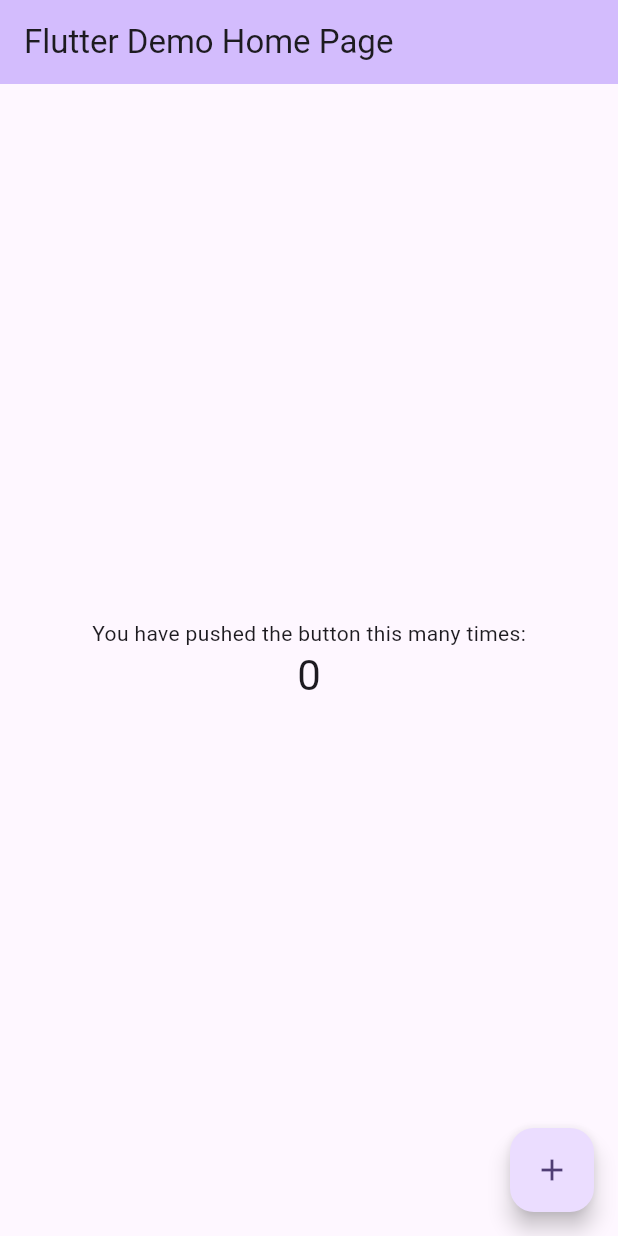
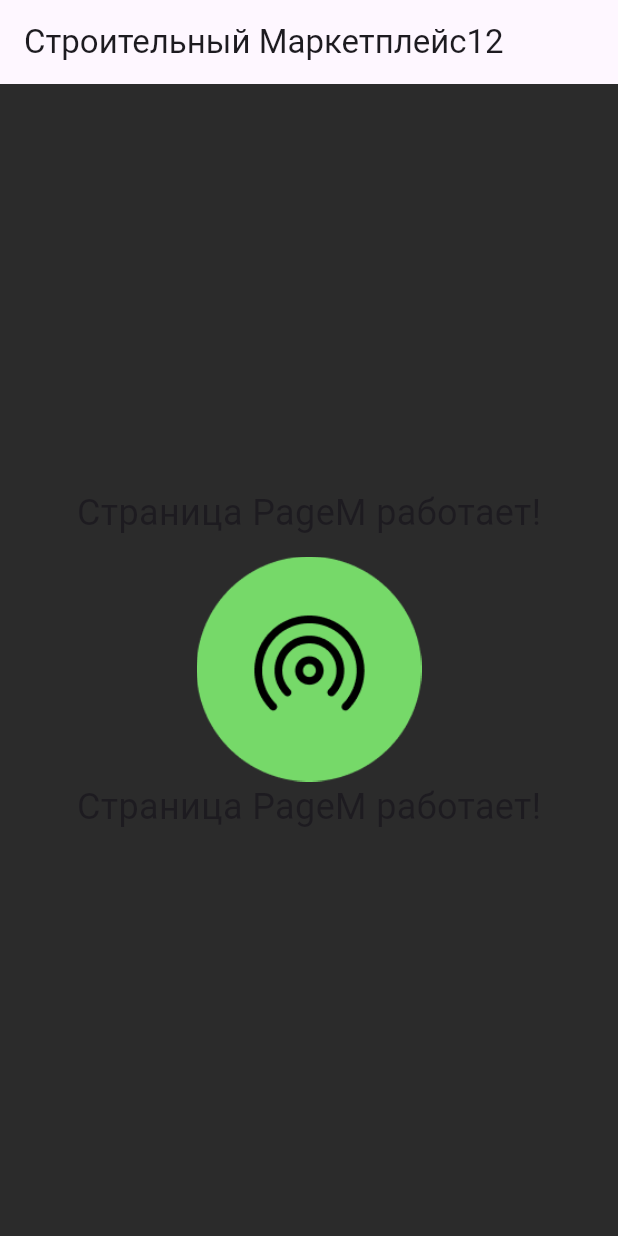
Before and after one commit to PPavell234/flutterproj, a Flutter app: the screen it shows after launch, on a phone screen of 412 x 824 dp. Run offline on Flutter 3.47's test engine with Material 3 defaults, Android fonts, the phone set to English and light mode, and no system bars.

Commit message:
Доабвление страницы 1

```diff
--- a/lib/main.dart
+++ b/lib/main.dart
@@ -1,5 +1,6 @@
 import 'package:flutter/material.dart';
 import 'package:flutter/widget_previews.dart';
+import 'package:flutterproj/pages/pageM.dart';
 
 void main() {
   runApp(const MyApp());
@@ -11,67 +12,25 @@ class MyApp extends StatelessWidget {
   @override
   Widget build(BuildContext context) {
     return MaterialApp(
-      title: 'Flutter Demo',
+      title: 'Строительный Маркетплейс',
+      debugShowCheckedModeBanner: false,
       theme: ThemeData(
         colorScheme: ColorScheme.fromSeed(seedColor: Colors.deepPurple),
+        useMaterial3: true,
       ),
-      home: const MyHomePage(title: 'Flutter Demo Home Page'),
+      home: const PageM(),  // 👈 Главный экран приложения
     );
   }
 }
 
-class MyHomePage extends StatefulWidget {
-  const MyHomePage({super.key, required this.title});
-
-  final String title;
-
-  @override
-  State<MyHomePage> createState() => _MyHomePageState();
-}
-
-class _MyHomePageState extends State<MyHomePage> {
-  int _counter = 0;
-
-  void _incrementCounter() {
-    setState(() {
-      _counter++;
-    });
-  }
-
-  @override
-  Widget build(BuildContext context) {
-    return Scaffold(
-      appBar: AppBar(
-        backgroundColor: Theme.of(context).colorScheme.inversePrimary,
-        title: Text(widget.title),
-      ),
-      body: Center(
-        child: Column(
-          mainAxisAlignment: MainAxisAlignment.center,
-          children: [
-            const Text('You have pushed the button this many times:'),
-            Text(
-              '$_counter',
-              style: Theme.of(context).textTheme.headlineMedium,
-            ),
-          ],
-        ),
-      ),
-      floatingActionButton: FloatingActionButton(
-        onPressed: _incrementCounter,
-        tooltip: 'Increment',
-        child: const Icon(Icons.add),
-      ),
-    );
-  }
-}
-
+// 👇 Preview для быстрого просмотра (не влияет на работу приложения)
 @Preview(
-  name: 'Строительный маркетплейс',
-  size: Size(360, 800),  // Ширина 360, высота 800 dp
+  name: 'Страница PageM',
+  size: Size(360, 800),
 )
-Widget marketplacePreview() {
+Widget pageMPreview() {
   return const MaterialApp(
-    home: MyHomePage(title: 'СтройМаркет'),
+    debugShowCheckedModeBanner: false,
+    home: PageM(),
   );
 }
--- /dev/null
+++ b/lib/pages/pageM.dart
@@ -0,0 +1,45 @@
+import 'package:flutter/material.dart';
+
+class PageM extends StatefulWidget {
+  const PageM({super.key});
+
+  @override
+  State<PageM> createState() => _PageMState();
+}
+
+class _PageMState extends State<PageM> {
+  @override
+  Widget build(BuildContext context) {
+
+    return Scaffold(
+      backgroundColor: const Color(0xFF2B2B2B),  // 👈 Цвет #2B2B2B
+      appBar: AppBar(
+        title: const Text('Строительный Маркетплейс12'),
+      ),
+      body: Center(
+        child: Column(
+          mainAxisAlignment: MainAxisAlignment.center,
+          children: [
+            const Text(
+              'Страница PageM работает!',
+              style: TextStyle(fontSize: 24),
+            ),
+            const SizedBox(height: 12),
+            Image.asset(
+              'images/Group4.png',  //
+              width: 150,
+              height: 150,
+              errorBuilder: (context, error, stackTrace) {
+                return const Text('Ошибка: изображение не найдено');
+              },
+            ),
+            const Text(
+              'Страница PageM работает!',
+              style: TextStyle(fontSize: 24),
+            )
+          ],
+        ),
+      ),
+    );
+  }
+}
```
Also changed, not shown: pubspec.yaml (+5 -8 lines), images/Frame12.svg (added), images/Group4.png (added), pubspec.lock.
